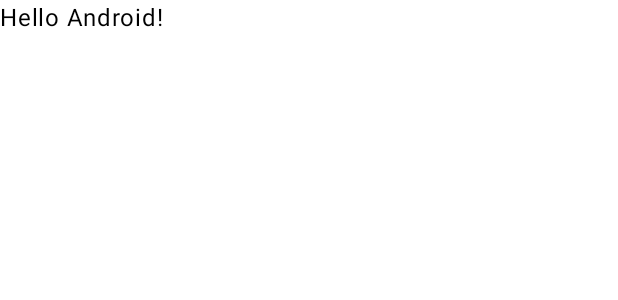
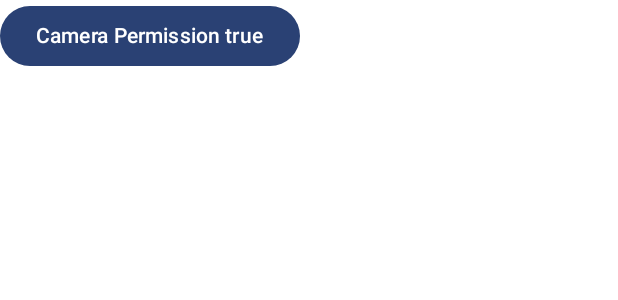
Before and after one commit to Tayyabi/PermissionsInJetpackCompose, an Android app built with Jetpack Compose: the @Preview function GreetingPreview, on a phone screen of 412 x 824 dp. Shown: the top 300 px of the screen. Run offline under Robolectric (Android 15) with nearby library versions, the phone set to English and light mode, and no system bars.

Commit message:
Practiced another Permission method

```diff
--- a/app/src/main/java/com/xyron/permissionsinjetpackcompose/MainActivity.kt
+++ b/app/src/main/java/com/xyron/permissionsinjetpackcompose/MainActivity.kt
@@ -4,8 +4,11 @@ import android.content.Intent
 import android.os.Bundle
 import android.Manifest
 import android.app.Activity
+import android.content.Context
+import android.content.pm.PackageManager
 import android.net.Uri
 import android.provider.Settings
+import android.util.Log
 import androidx.activity.ComponentActivity
 import androidx.activity.compose.rememberLauncherForActivityResult
 import androidx.activity.compose.setContent
@@ -18,10 +21,16 @@ import androidx.compose.foundation.layout.height
 import androidx.compose.material3.Button
 import androidx.compose.material3.Text
 import androidx.compose.runtime.Composable
+import androidx.compose.runtime.getValue
+import androidx.compose.runtime.mutableStateOf
+import androidx.compose.runtime.remember
+import androidx.compose.runtime.setValue
 import androidx.compose.ui.Alignment
 import androidx.compose.ui.Modifier
+import androidx.compose.ui.platform.LocalContext
 import androidx.compose.ui.tooling.preview.Preview
 import androidx.compose.ui.unit.dp
+import androidx.core.content.ContextCompat
 import androidx.lifecycle.viewmodel.compose.viewModel
 import com.xyron.permissionsinjetpackcompose.ui.theme.PermissionsInJetpackComposeTheme
 
@@ -111,12 +120,15 @@ class MainActivity : ComponentActivity() {
                                 Manifest.permission.CAMERA -> {
                                     CameraPermissionTextProvider()
                                 }
+
                                 Manifest.permission.RECORD_AUDIO -> {
                                     AudioPermissionTextProvider()
                                 }
+
                                 Manifest.permission.CALL_PHONE -> {
                                     PhoneCallPermissionTextProvider()
                                 }
+
                                 else -> return@forEach
                             },
                             isPermanentlyDeclined = !shouldShowRequestPermissionRationale(permission),
@@ -127,7 +139,8 @@ class MainActivity : ComponentActivity() {
                                     arrayOf(permission)
                                 )
                             },
-                            onGoToAppSettingsClick = ::openAppSettings)
+                            onGoToAppSettingsClick = ::openAppSettings
+                        )
                     }
 
             }
@@ -136,7 +149,7 @@ class MainActivity : ComponentActivity() {
 }
 
 
-fun Activity.openAppSettings(){
+fun Activity.openAppSettings() {
 
     Intent(
         Settings.ACTION_APPLICATION_DETAILS_SETTINGS,
@@ -145,17 +158,46 @@ fun Activity.openAppSettings(){
 }
 
 @Composable
-fun Greeting(name: String, modifier: Modifier = Modifier) {
-    Text(
-        text = "Hello $name!",
-        modifier = modifier
+fun Greeting() {
+
+    val context = LocalContext.current
+    val cameraPermission = Manifest.permission.CAMERA
+    var isCameraPermissionGranted by remember {
+        mutableStateOf(checkPermissionFor(context = context, permission = cameraPermission))
+    }
+
+    val launcher = rememberLauncherForActivityResult(
+        contract = ActivityResultContracts.RequestPermission(),
+        onResult = { isGranted ->
+
+            if (isGranted) {
+                Log.d("TAG", "Camera $isGranted")
+                isCameraPermissionGranted = true
+            }
+
+        }
     )
+
+    Column {
+        Button(onClick = {
+            if (!isCameraPermissionGranted) {
+                launcher.launch(cameraPermission)
+            }
+
+        }) {
+            Text(text = "Camera Permission $isCameraPermissionGranted")
+        }
+    }
+}
+
+private fun checkPermissionFor(context: Context, permission: String): Boolean {
+    return ContextCompat.checkSelfPermission(context, permission) == PackageManager.PERMISSION_GRANTED
 }
 
 @Preview(showBackground = true)
 @Composable
 fun GreetingPreview() {
     PermissionsInJetpackComposeTheme {
-        Greeting("Android")
+        Greeting()
     }
 }
--- a/build.gradle.kts
+++ b/build.gradle.kts
@@ -1,5 +1,5 @@
 // Top-level build file where you can add configuration options common to all sub-projects/modules.
 plugins {
-    id("com.android.application") version "8.1.1" apply false
+    id("com.android.application") version "8.2.0" apply false
     id("org.jetbrains.kotlin.android") version "1.8.10" apply false
 }
```
Also changed, not shown: app/src/main/AndroidManifest.xml (+7 -0 lines), gradle/wrapper/gradle-wrapper.properties. Lines whose indentation alone changed are shown as unchanged.
